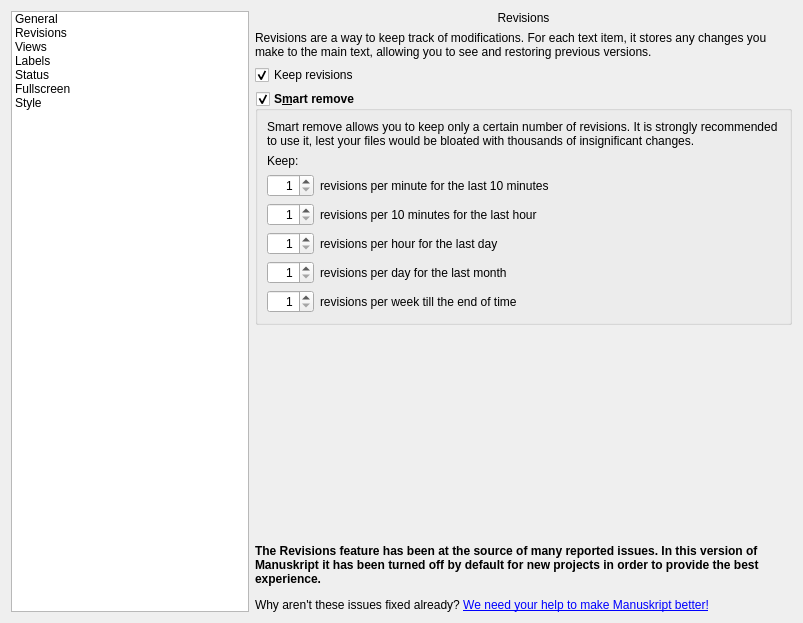
This is manuskript/ui/settings_ui.ui in MustardBell/manuskript as Qt 5 draws it before an edit. The edited form follows.
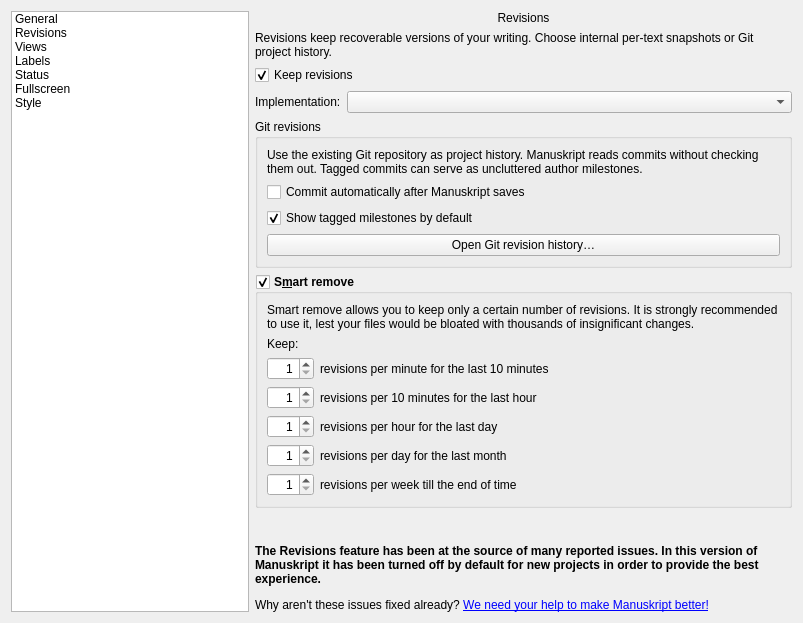
This is the edited form. The open tabs and pages were chosen to show the change. Icons and pictures are not drawn.

Commit message: Expose Git revision milestones in the UI

Patch:
```diff
--- a/manuskript/ui/settings_ui.ui
+++ b/manuskript/ui/settings_ui.ui
@@ -516,7 +516,7 @@
        <item>
         <widget class="QLabel" name="label_44">
          <property name="text">
-          <string>Revisions are a way to keep track of modifications. For each text item, it stores any changes you make to the main text, allowing you to see and restoring previous versions.</string>
+          <string>Revisions keep recoverable versions of your writing. Choose internal per-text snapshots or Git project history.</string>
          </property>
          <property name="wordWrap">
           <bool>true</bool>
@@ -533,6 +533,63 @@
          </property>
         </widget>
        </item>
+       <item>
+        <layout class="QFormLayout" name="revisionBackendLayout">
+         <item row="0" column="0">
+          <widget class="QLabel" name="lblRevisionBackend">
+           <property name="text">
+            <string>Implementation:</string>
+           </property>
+          </widget>
+         </item>
+         <item row="0" column="1">
+          <widget class="QComboBox" name="cmbRevisionBackend"/>
+         </item>
+        </layout>
+       </item>
+       <item>
+        <widget class="QGroupBox" name="grpGitRevisionOptions">
+         <property name="title">
+          <string>Git revisions</string>
+         </property>
+         <layout class="QVBoxLayout" name="gitRevisionOptionsLayout">
+          <item>
+           <widget class="QLabel" name="lblGitRevisionDescription">
+            <property name="text">
+             <string>Use the existing Git repository as project history. Manuskript reads commits without checking them out. Tagged commits can serve as uncluttered author milestones.</string>
+            </property>
+            <property name="wordWrap">
+             <bool>true</bool>
+            </property>
+           </widget>
+          </item>
+          <item>
+           <widget class="QCheckBox" name="chkGitAutoCommit">
+            <property name="text">
+             <string>Commit automatically after Manuskript saves</string>
+            </property>
+           </widget>
+          </item>
+          <item>
+           <widget class="QCheckBox" name="chkGitTaggedOnly">
+            <property name="text">
+             <string>Show tagged milestones by default</string>
+            </property>
+            <property name="checked">
+             <bool>true</bool>
+            </property>
+           </widget>
+          </item>
+          <item>
+           <widget class="QPushButton" name="btnManageGitRevisions">
+            <property name="text">
+             <string>Open Git revision history…</string>
+            </property>
+           </widget>
+          </item>
+         </layout>
+        </widget>
+       </item>
        <item>
         <widget class="QGroupBox" name="chkRevisionRemove">
          <property name="font">
```
Left out of the diff: 2 changed lines with no effect on the pictures. The commit also changes 14 other files.
